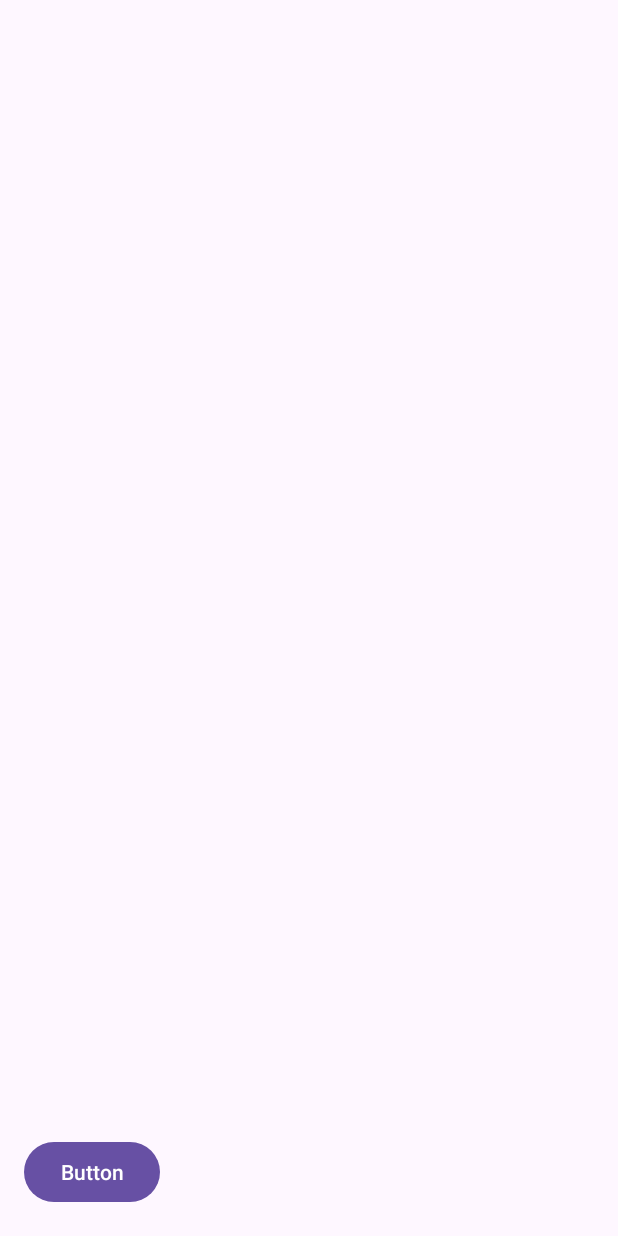
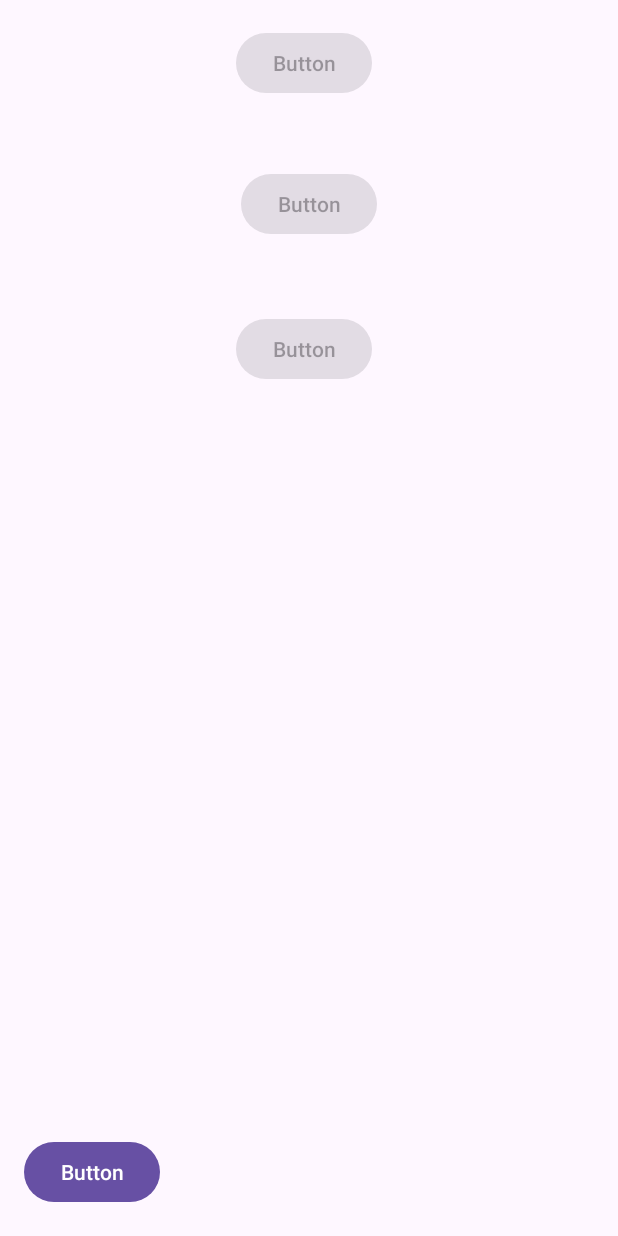
Before and after one commit to POTAP322/clicker, an Android app: the screen it shows after launch (ThemeSwitchActivity), after a tap on "Button", on a phone screen of 412 x 824 dp. Run offline under Robolectric (Android 15) with nearby library versions, the phone set to English and light mode, and no system bars; 1 other tap on this screen came first.

Commit message:
редизайн кнопки рестарта, работают кнопки для бонусов

```diff
--- a/app/src/main/java/com/example/clicker/MainActivity.java
+++ b/app/src/main/java/com/example/clicker/MainActivity.java
@@ -2,6 +2,7 @@ package com.example.clicker;
 
 import android.content.Intent;
 import android.content.SharedPreferences;
+import android.graphics.Color;
 import android.os.Bundle;
 import android.os.PersistableBundle;
 import android.view.View;
@@ -28,7 +29,8 @@ public class MainActivity extends AppCompatActivity {
     private Button restartBtn;
 
     private static final String SCORE_KEY = "score";
-    private int score;
+    public static int score;
+    public static int scoreMultiplier = 1;
     private List<String> themes = new ArrayList<>(Arrays.asList("firstLevel","secondLevel"));
     private String curTheme;
     private int restartClicks;
@@ -61,7 +63,7 @@ public class MainActivity extends AppCompatActivity {
         clickerBtn.setOnClickListener(new View.OnClickListener() {
             @Override
             public void onClick(View view) {
-                score+=1;
+                score+=1*scoreMultiplier;
                 String curScore = String.valueOf(score);
                 scoreField.setText(curScore);
                 restartClicks =0;
@@ -80,10 +82,18 @@ public class MainActivity extends AppCompatActivity {
             @Override
             public void onClick(View view) {
                 restartClicks +=1;
+
+                if(restartClicks == 1){
+                    restartBtn.setBackgroundColor(Color.parseColor("#DBD128"));
+                }
+                if(restartClicks == 2){
+                    restartBtn.setBackgroundColor(Color.parseColor("#C52525"));
+                }
                 if ( restartClicks == 3){
                     score = 0;
                     scoreField.setText(String.valueOf(score));
                     restartClicks = 0;
+                    restartBtn.setBackgroundColor(Color.parseColor("#56C32A"));
                 }
             }
         });
--- a/app/src/main/java/com/example/clicker/ThemeSwitchActivity.java
+++ b/app/src/main/java/com/example/clicker/ThemeSwitchActivity.java
@@ -2,6 +2,7 @@ package com.example.clicker;
 
 import android.content.Intent;
 import android.os.Bundle;
+import android.os.Trace;
 import android.view.View;
 import android.widget.Button;
 
@@ -11,9 +12,14 @@ import androidx.core.graphics.Insets;
 import androidx.core.view.ViewCompat;
 import androidx.core.view.WindowInsetsCompat;
 
+import com.example.clicker.MainActivity;
+
 public class ThemeSwitchActivity extends AppCompatActivity {
 
     private Button goBackBtn;
+    private Button themeBTN1;
+    private Button themeBTN2;
+    private Button themeBTN3;
 
     @Override
     protected void onCreate(Bundle savedInstanceState) {
@@ -26,7 +32,14 @@ public class ThemeSwitchActivity extends AppCompatActivity {
             return insets;
         });
 
+
         goBackBtn = findViewById(R.id.goBackBtn);
+        themeBTN1 = findViewById(R.id.themeBTN1);
+        themeBTN2 = findViewById(R.id.themeBTN2);
+        themeBTN3 = findViewById(R.id.themeBTN3);
+
+        updateThemeButtonActivity();
+
 
         goBackBtn.setOnClickListener(new View.OnClickListener() {
             @Override
@@ -35,6 +48,38 @@ public class ThemeSwitchActivity extends AppCompatActivity {
                 finish();
             }
         });
+        themeBTN1.setOnClickListener(new View.OnClickListener() {
+            @Override
+            public void onClick(View view) {
+                MainActivity.scoreMultiplier = 2;
+            }
+        });
+        themeBTN2.setOnClickListener(new View.OnClickListener() {
+            @Override
+            public void onClick(View view) {
+                MainActivity.scoreMultiplier = 3;
+            }
+        });
+        themeBTN3.setOnClickListener(new View.OnClickListener() {
+            @Override
+            public void onClick(View view) {
+                MainActivity.scoreMultiplier = 4;
+            }
+        });
     }
 
+    private void updateThemeButtonActivity() {
+        if (MainActivity.score >= 10) {
+            themeBTN1.setEnabled(true);
+        }
+        if (MainActivity.score >= 100) {
+            themeBTN2.setEnabled(true);
+        }
+        if (MainActivity.score >= 200) {
+            themeBTN3.setEnabled(true);
+        }
+
+    }
+
+
 }
--- a/app/src/main/res/layout/activity_main.xml
+++ b/app/src/main/res/layout/activity_main.xml
@@ -48,6 +48,8 @@
         android:id="@+id/restartBtn"
         android:layout_width="57dp"
         android:layout_height="58dp"
+        android:backgroundTint="#56C32A"
+
         android:text="↺"
         app:layout_constraintBottom_toBottomOf="parent"
         app:layout_constraintEnd_toEndOf="parent"
--- a/app/src/main/res/layout/activity_theme_switch.xml
+++ b/app/src/main/res/layout/activity_theme_switch.xml
@@ -18,4 +18,42 @@
         app:layout_constraintStart_toStartOf="parent"
         app:layout_constraintTop_toTopOf="parent"
         app:layout_constraintVertical_bias="0.976" />
+
+    <Button
+        android:id="@+id/themeBTN1"
+        android:layout_width="wrap_content"
+        android:layout_height="wrap_content"
+        android:text="Button"
+        android:enabled="false"
+        app:layout_constraintBottom_toBottomOf="parent"
+        app:layout_constraintEnd_toEndOf="parent"
+        app:layout_constraintHorizontal_bias="0.49"
+        app:layout_constraintStart_toStartOf="parent"
+        app:layout_constraintTop_toTopOf="parent"
+        app:layout_constraintVertical_bias="0.023" />
+
+    <Button
+        android:id="@+id/themeBTN3"
+        android:layout_width="wrap_content"
+        android:layout_height="wrap_content"
+        android:text="Button"
+        android:enabled="false"
+        app:layout_constraintBottom_toBottomOf="parent"
+        app:layout_constraintEnd_toEndOf="parent"
+        app:layout_constraintHorizontal_bias="0.49"
+        app:layout_constraintStart_toStartOf="parent"
+        app:layout_constraintTop_toTopOf="parent"
+        app:layout_constraintVertical_bias="0.269" />
+
+    <Button
+        android:id="@+id/themeBTN2"
+        android:layout_width="wrap_content"
+        android:layout_height="wrap_content"
+        android:text="Button"
+        android:enabled="false"
+        app:layout_constraintBottom_toBottomOf="parent"
+        app:layout_constraintEnd_toEndOf="parent"
+        app:layout_constraintStart_toStartOf="parent"
+        app:layout_constraintTop_toTopOf="parent"
+        app:layout_constraintVertical_bias="0.144" />
 </androidx.constraintlayout.widget.ConstraintLayout>
```
